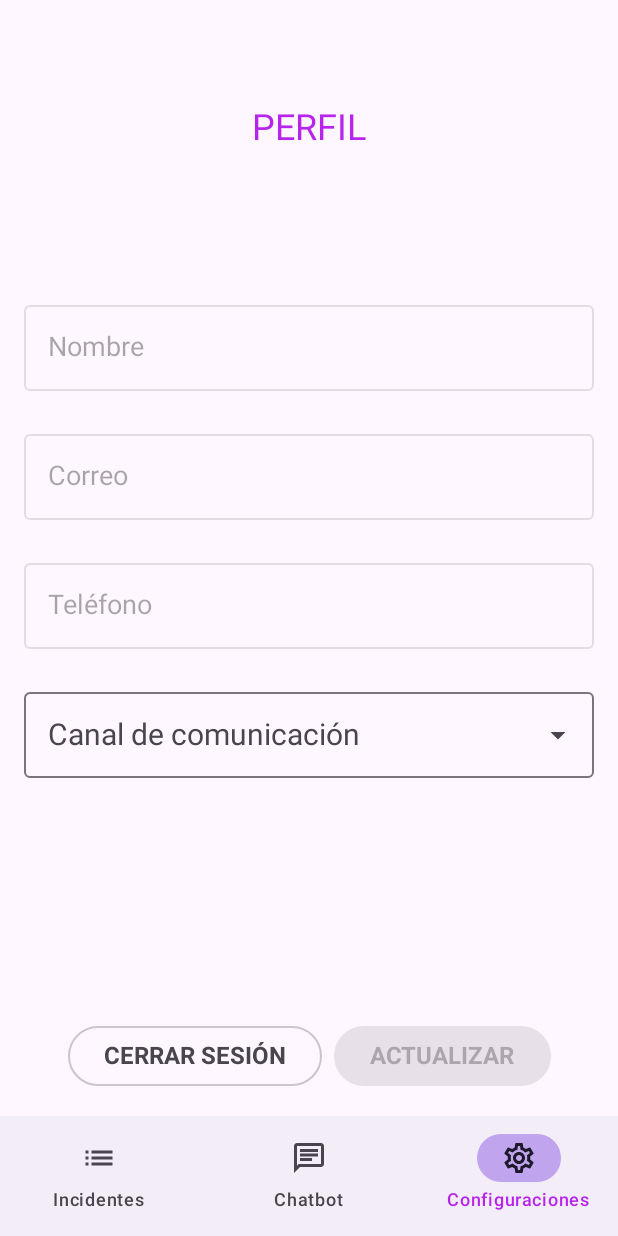
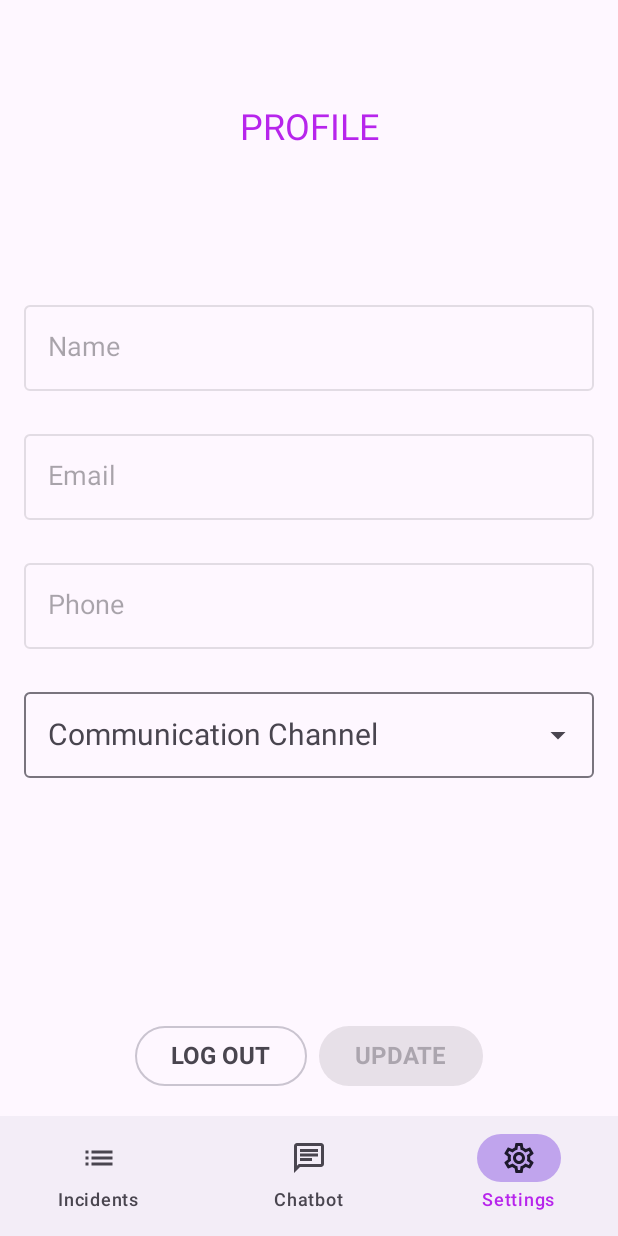
Before and after one commit to MISW-Basinglo/abcall-mobile, an Android app built with Jetpack Compose: the screen it shows after launch (MainActivity), item 3 of the bottom bar chosen, on a phone screen of 412 x 824 dp. Run offline under Robolectric (Android 15) with nearby library versions, the phone set to English and light mode, and no system bars; our stand-ins replace Dagger/Hilt's generated code, livedata-compose.

Commit message:
feat(App): Implement multi-lenguaje

```diff
--- a/app/src/main/java/co/uniandes/abcall/ui/components/Issues.kt
+++ b/app/src/main/java/co/uniandes/abcall/ui/components/Issues.kt
@@ -11,6 +11,7 @@ import androidx.compose.runtime.Composable
 import androidx.compose.ui.Modifier
 import androidx.compose.ui.graphics.Color
 import androidx.compose.ui.res.colorResource
+import androidx.compose.ui.res.stringResource
 import androidx.compose.ui.unit.dp
 import co.uniandes.abcall.R
 import co.uniandes.abcall.data.models.Issue
@@ -27,7 +28,7 @@ fun IssueItem(item: Issue) {
                 style = MaterialTheme.typography.headlineLarge
             )
             Text(
-                text = item.status,
+                text = getText(item.status),
                 style = MaterialTheme.typography.headlineLarge,
                 color = getStatusColor(item.status)
             )
@@ -53,3 +54,13 @@ fun getStatusColor(status: String): Color {
         else -> Color.Black
     }
 }
+
+@Composable
+fun getText(status: String): String {
+    return when (status) {
+        "Cerrado" -> stringResource(id = R.string.issue_closed)
+        "Escalado" -> stringResource(id = R.string.issue_scaled)
+        "Abierto" -> stringResource(id = R.string.issue_opened)
+        else -> ""
+    }
+}
--- a/app/src/main/res/values/strings.xml
+++ b/app/src/main/res/values/strings.xml
@@ -1,41 +1,43 @@
 <resources>
 
     <string name="app_name">ABCall</string>
-    <string name="not_implemented">Funcionalidad no implementada</string>
-    <string name="description">Descripción</string>
-    <string name="create">Crear</string>
+    <string name="not_implemented">Functionality not implemented</string>
+    <string name="description">Description</string>
+    <string name="create">Create</string>
     <string name="cancel">Cancel</string>
-    <string name="update">Actualizar</string>
-    <string name="successful">Operación exitosa</string>
+    <string name="update">Update</string>
+    <string name="successful">Operation successful</string>
 
-    <string name="email">Correo</string>
-    <string name="password">Contraseña</string>
-    <string name="access">Ingresar</string>
-    <string name="no_account">¿Aún no tienes una cuenta?</string>
-    <string name="sign_up">Registrate</string>">
-    <string name="forgot_password">¿Olvidó su contraseña?</string>
+    <string name="email">Email</string>
+    <string name="password">Password</string>
+    <string name="access">Log In</string>
+    <string name="no_account">Don\'t have an account yet?</string>
+    <string name="sign_up">Sign Up</string>
+    <string name="forgot_password">Forgot your password?</string>
 
-    <string name="issues">Incidentes</string>
-    <string name="create_issue">Crear incidente</string>
-    <string name="issue_back_content_description">Este botón permite volver al listado de incidente</string>
-    <string name="issue_create_content_description">Este botón permite crear un nuevo incidente</string>
-    <string name="type_issue">Tipo de incidente</string>
-    <string name="recommendations">Recomendaciones:</string>
-    <string name="suggest">Sugerir solución con IA</string>
-    <string name="suggest_content_description">Este botón permite sugerir una solución con IA"></string>
-
+    <string name="issues">Incidents</string>
+    <string name="create_issue">Create Incident</string>
+    <string name="issue_closed">Closed</string>
+    <string name="issue_scaled">Scaled</string>
+    <string name="issue_opened">Opened</string>
+    <string name="issue_back_content_description">This button allows you to return to the incident list</string>
+    <string name="issue_create_content_description">This button allows you to create a new incident</string>
+    <string name="type_issue">Type of Incident</string>
+    <string name="recommendations">Recommendations:</string>
+    <string name="suggest">Suggest solution with AI</string>
+    <string name="suggest_content_description">This button allows you to suggest a solution with AI</string>
 
     <string name="chat">Chatbot</string>
-    <string name="chat_input">Escribe un mensaje...</string>
-    <string name="chat_send_content_description">Este botón permite enviar el contenido del chat</string>
-    <string name="chat_user">Usuario</string>
-    <string name="chat_channel">Canal de atención</string>
+    <string name="chat_input">Type a message...</string>
+    <string name="chat_send_content_description">This button allows you to send the chat content</string>
+    <string name="chat_user">User</string>
+    <string name="chat_channel">Support Channel</string>
 
-    <string name="settings">Configuraciones</string>
-    <string name="profile">Perfil</string>
-    <string name="name">Nombre</string>
-    <string name="phone">Teléfono</string>
-    <string name="channel">Canal de comunicación</string>
-    <string name="sign_out">Cerrar sesión</string>
+    <string name="settings">Settings</string>
+    <string name="profile">Profile</string>
+    <string name="name">Name</string>
+    <string name="phone">Phone</string>
+    <string name="channel">Communication Channel</string>
+    <string name="sign_out">Log Out</string>
 
 </resources>
```
Also changed, not shown: 1 other file.
